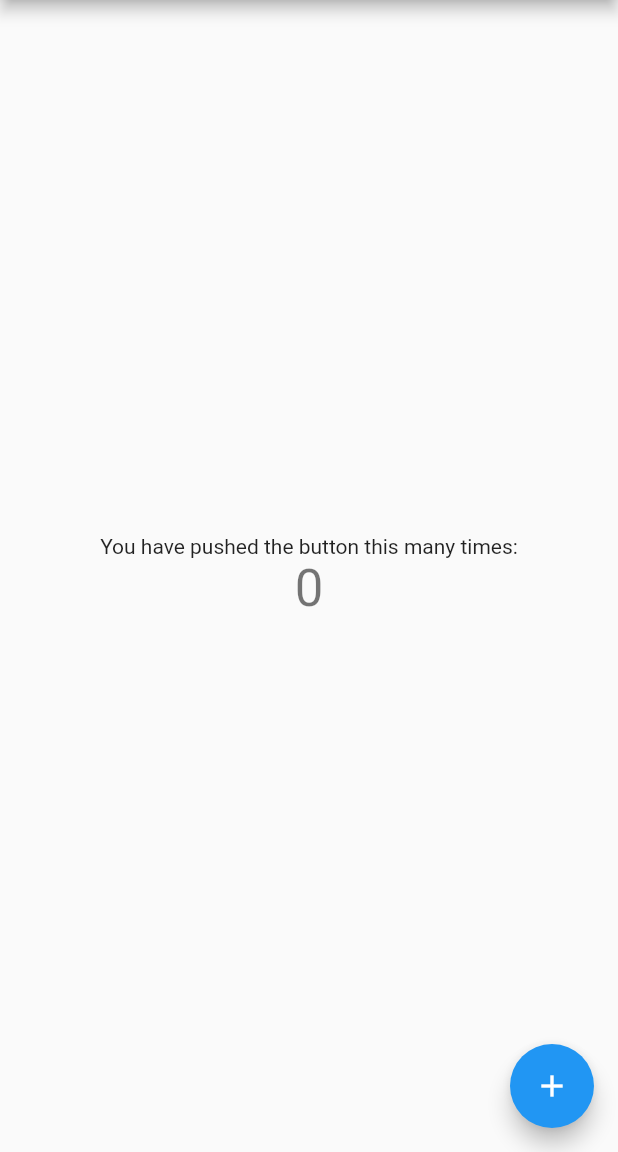
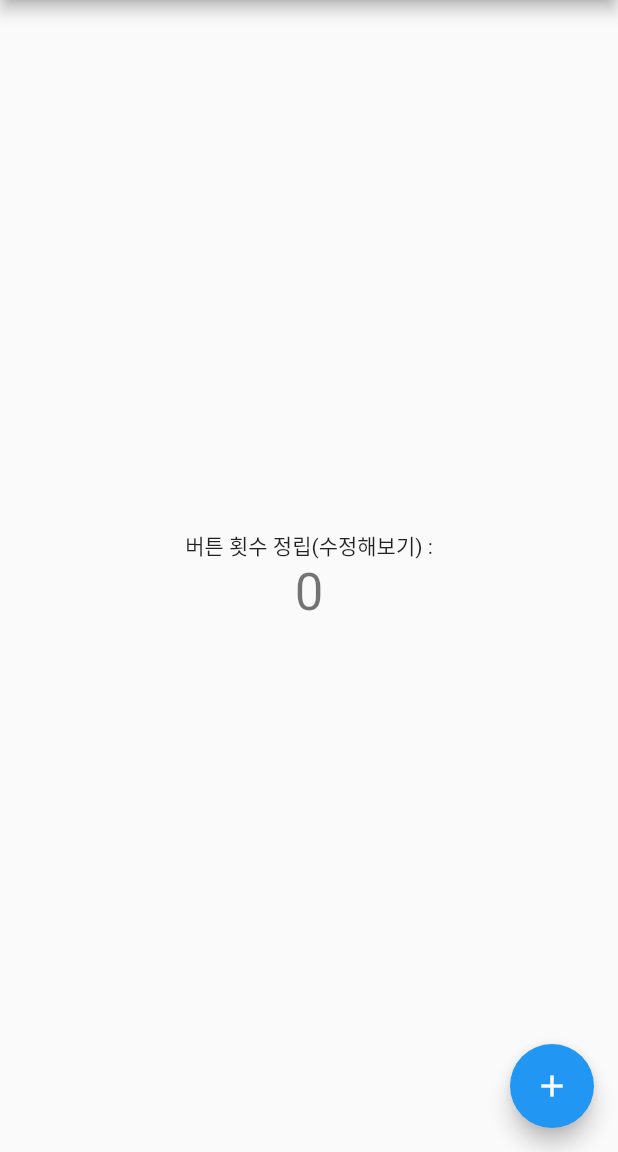
Before and after one commit to abcdaramgi/Longstone, a Flutter app: the screen it shows after launch, on a phone screen of 412 x 824 dp, the part 84-1236 px from its top. Run offline on Flutter 3.47's test engine with Material 2 defaults, Android fonts, the phone set to English and light mode, and no system bars.

Commit message:
Update main.dart

```diff
--- a/goldenhour/lib/main.dart
+++ b/goldenhour/lib/main.dart
@@ -96,7 +96,7 @@ class _MyHomePageState extends State<MyHomePage> {
           mainAxisAlignment: MainAxisAlignment.center,
           children: <Widget>[
             const Text(
-              'You have pushed the button this many times:',
+              '버튼 횟수 정립(수정해보기) :',
             ),
             Text(
               '$_counter',
```
